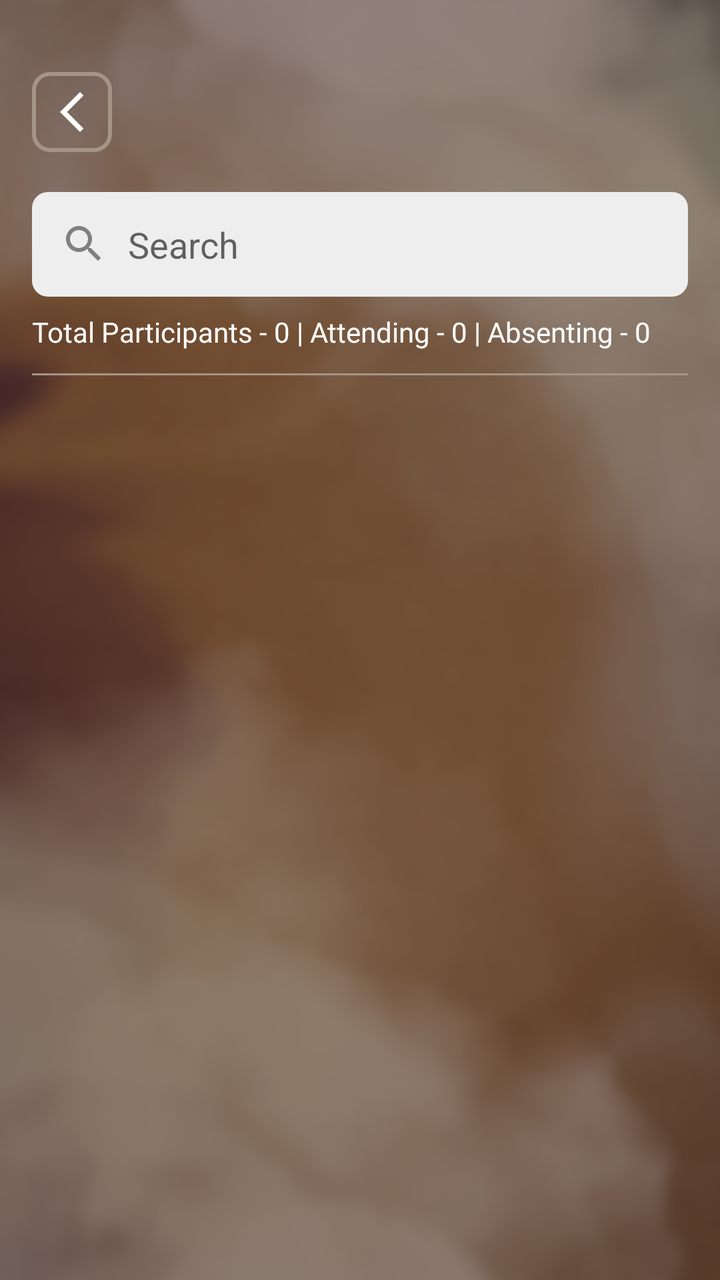
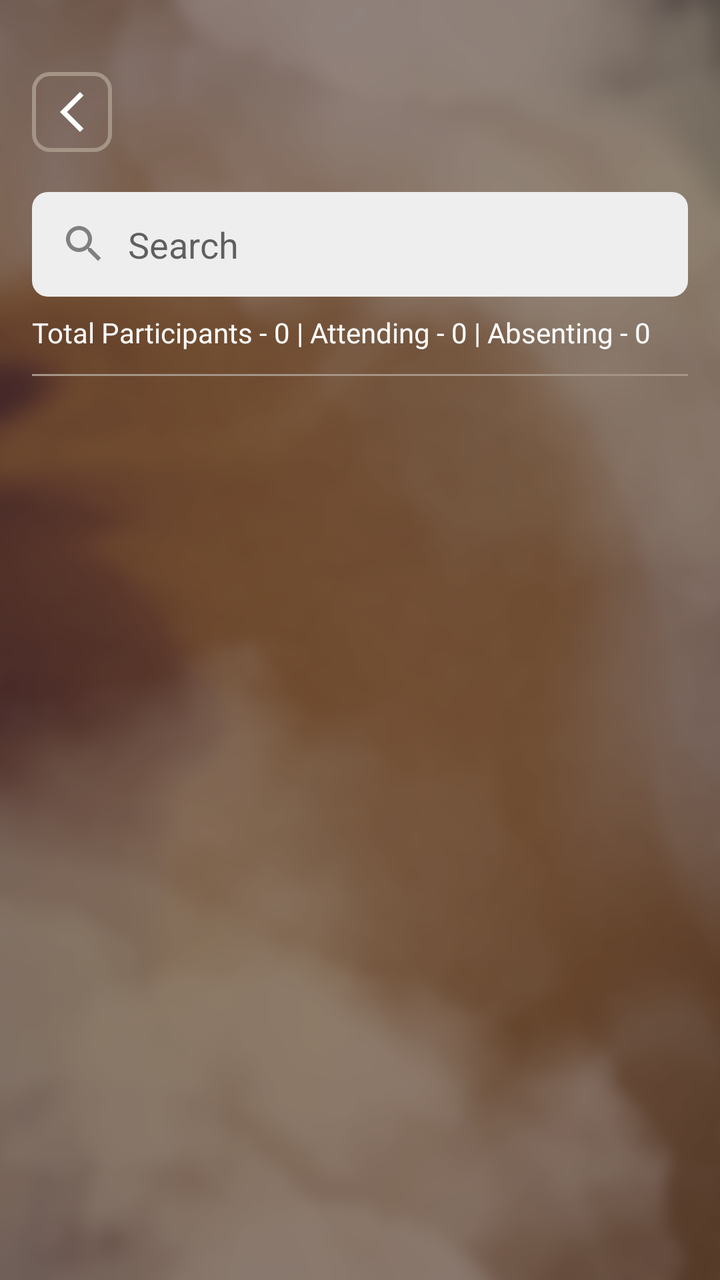

An Android layout rendered at two revisions. The XML below is the earlier revision; the diff shows what the commit changed to produce the second picture.
<!-- AndroidManifest.xml: application theme AppTheme -->
<!-- res/layout/activity_edit_attendance.xml -->
<androidx.constraintlayout.widget.ConstraintLayout
    xmlns:android="http://schemas.android.com/apk/res/android"
    xmlns:app="http://schemas.android.com/apk/res-auto"
    xmlns:tools="http://schemas.android.com/tools"
    android:id="@+id/loginPage"
    android:layout_width="match_parent"
    android:layout_height="match_parent"
    android:background="@drawable/app_background"
    android:padding="16dp">

    
    <ImageButton
        android:id="@+id/buttonBack"
        android:layout_width="wrap_content"
        android:layout_height="wrap_content"
        android:layout_marginTop="20dp"
        android:background="@drawable/button_outline"
        android:contentDescription="Back"
        android:padding="8dp"
        android:src="@drawable/vector_arrow_back_24"
        app:layout_constraintStart_toStartOf="parent"
        app:layout_constraintTop_toTopOf="parent"
        tools:ignore="HardcodedText" />

    
    <EditText
        android:id="@+id/etSearch"
        android:layout_width="0dp"
        android:layout_height="wrap_content"
        android:layout_marginTop="20dp"
        android:background="@drawable/edittext_rounded_bg"
        android:drawableLeft="@drawable/vector_search_24"
        android:drawablePadding="10dp"
        android:hint="Search"
        android:maxLines="1"
        android:padding="14dp"
        app:layout_constraintEnd_toEndOf="parent"
        app:layout_constraintHorizontal_bias="0.0"
        app:layout_constraintStart_toStartOf="parent"
        app:layout_constraintTop_toBottomOf="@+id/buttonBack"
        tools:ignore="HardcodedText" />

    
    <TextView
        android:id="@+id/textViewTotalParticipants"
        android:layout_width="wrap_content"
        android:layout_height="wrap_content"
        android:layout_marginTop="8dp"
        android:fontFamily="@font/montserrat_medium"
        android:text="Total Participants - 0 | Attending - 0 | Absenting - 0"
        android:textColor="#FFFFFF"
        android:textSize="14sp"
        app:layout_constraintEnd_toEndOf="parent"
        app:layout_constraintHorizontal_bias="0.0"
        app:layout_constraintStart_toStartOf="parent"
        app:layout_constraintTop_toBottomOf="@id/etSearch" />

    
    <LinearLayout
        android:id="@+id/linearLayout"
        android:layout_width="0dp"
        android:layout_height="wrap_content"
        android:layout_marginTop="10dp"
        android:gravity="center"
        android:orientation="horizontal"
        app:layout_constraintBottom_toBottomOf="parent"
        app:layout_constraintEnd_toEndOf="parent"
        app:layout_constraintHorizontal_bias="0.0"
        app:layout_constraintStart_toStartOf="parent"
        app:layout_constraintTop_toBottomOf="@+id/textViewTotalParticipants"
        app:layout_constraintVertical_bias="0.003">

        <View
            android:layout_width="0dp"
            android:layout_height="1dp"
            android:layout_weight="1"
            android:background="#A59586" />
    </LinearLayout>

    
    <androidx.recyclerview.widget.RecyclerView
        android:id="@+id/recyclerViewParticipantAttendance"
        android:layout_width="0dp"
        android:layout_height="0dp"
        android:layout_marginTop="12dp"
        app:layout_constraintBottom_toBottomOf="parent"
        app:layout_constraintEnd_toEndOf="parent"
        app:layout_constraintStart_toStartOf="parent"
        app:layout_constraintTop_toBottomOf="@id/linearLayout" />
</androidx.constraintlayout.widget.ConstraintLayout>
<!-- resources referenced by this layout -->
<resources>
  <!-- drawable app_background: png bitmap (drawable, 412652 bytes) -->
  <!-- drawable button_outline (drawable) -->
  <shape xmlns:android="http://schemas.android.com/apk/res/android"
      android:shape="rectangle">
      <solid android:color="@android:color/transparent"/>
      <corners android:radius="8dp"/>
      <stroke
          android:width="2dp"
          android:color="#A59586"/>
  </shape>
  <!-- drawable edittext_rounded_bg (drawable) -->
  <shape xmlns:android="http://schemas.android.com/apk/res/android"
      android:shape="rectangle">
      <solid android:color="#EEEEEE"/>
      <corners android:radius="8dp"/>
  </shape>
  <!-- drawable vector_arrow_back_24 (drawable) -->
  <vector xmlns:android="http://schemas.android.com/apk/res/android" android:height="24dp" android:tint="#FFFFFF" android:viewportHeight="24" android:viewportWidth="24" android:width="24dp">
        
      <path android:fillColor="@android:color/white" android:pathData="M17.77,3.77l-1.77,-1.77l-10,10l10,10l1.77,-1.77l-8.23,-8.23z"/>
      
  </vector>
  <!-- drawable vector_search_24 (drawable) -->
  <vector xmlns:android="http://schemas.android.com/apk/res/android" android:height="24dp" android:tint="#808080" android:viewportHeight="24" android:viewportWidth="24" android:width="24dp">
        
      <path android:fillColor="@android:color/white" android:pathData="M15.5,14h-0.79l-0.28,-0.27C15.41,12.59 16,11.11 16,9.5 16,5.91 13.09,3 9.5,3S3,5.91 3,9.5 5.91,16 9.5,16c1.61,0 3.09,-0.59 4.23,-1.57l0.27,0.28v0.79l5,4.99L20.49,19l-4.99,-5zM9.5,14C7.01,14 5,11.99 5,9.5S7.01,5 9.5,5 14,7.01 14,9.5 11.99,14 9.5,14z"/>
      
  </vector>
  <style name="AppTheme" parent="Theme.AppCompat.Light.NoActionBar">
          <item name="android:statusBarColor">@color/colorPrimary</item>
          
          <item name="colorPrimary">@color/colorPrimary</item>
          <item name="colorPrimaryDark">@color/colorPrimaryDark</item>
          <item name="colorAccent">@color/colorAccent</item>
      </style>
  <color name="colorPrimary">#000000</color>
  <color name="colorPrimaryDark">#424242</color>
  <color name="colorAccent">#CCCCCC</color>
</resources>

<!-- the commit's change to res/layout/activity_edit_attendance.xml (unified diff, before → after) -->
@@ -10,7 +10,7 @@
 
     
     <ImageButton
-        android:id="@+id/buttonBack"
+        android:id="@+id/btnBack"
         android:layout_width="wrap_content"
         android:layout_height="wrap_content"
         android:layout_marginTop="20dp"
@@ -34,15 +34,17 @@
         android:hint="Search"
         android:maxLines="1"
         android:padding="14dp"
+        app:layout_constraintBottom_toBottomOf="parent"
         app:layout_constraintEnd_toEndOf="parent"
         app:layout_constraintHorizontal_bias="0.0"
         app:layout_constraintStart_toStartOf="parent"
-        app:layout_constraintTop_toBottomOf="@+id/buttonBack"
+        app:layout_constraintTop_toBottomOf="@+id/btnBack"
+        app:layout_constraintVertical_bias="0.0"
         tools:ignore="HardcodedText" />
 
     
     <TextView
-        android:id="@+id/textViewTotalParticipants"
+        android:id="@+id/tvTotalParticipants"
         android:layout_width="wrap_content"
         android:layout_height="wrap_content"
         android:layout_marginTop="8dp"
@@ -50,10 +52,12 @@
         android:text="Total Participants - 0 | Attending - 0 | Absenting - 0"
         android:textColor="#FFFFFF"
         android:textSize="14sp"
+        app:layout_constraintBottom_toBottomOf="parent"
         app:layout_constraintEnd_toEndOf="parent"
         app:layout_constraintHorizontal_bias="0.0"
         app:layout_constraintStart_toStartOf="parent"
-        app:layout_constraintTop_toBottomOf="@id/etSearch" />
+        app:layout_constraintTop_toBottomOf="@id/etSearch"
+        app:layout_constraintVertical_bias="0.001" />
 
     
     <LinearLayout
@@ -67,7 +71,7 @@
         app:layout_constraintEnd_toEndOf="parent"
         app:layout_constraintHorizontal_bias="0.0"
         app:layout_constraintStart_toStartOf="parent"
-        app:layout_constraintTop_toBottomOf="@+id/textViewTotalParticipants"
+        app:layout_constraintTop_toBottomOf="@+id/tvTotalParticipants"
         app:layout_constraintVertical_bias="0.003">
 
         <View
@@ -79,7 +83,7 @@
 
     
     <androidx.recyclerview.widget.RecyclerView
-        android:id="@+id/recyclerViewParticipantAttendance"
+        android:id="@+id/rvParticipantAttendance"
         android:layout_width="0dp"
         android:layout_height="0dp"
         android:layout_marginTop="12dp"
